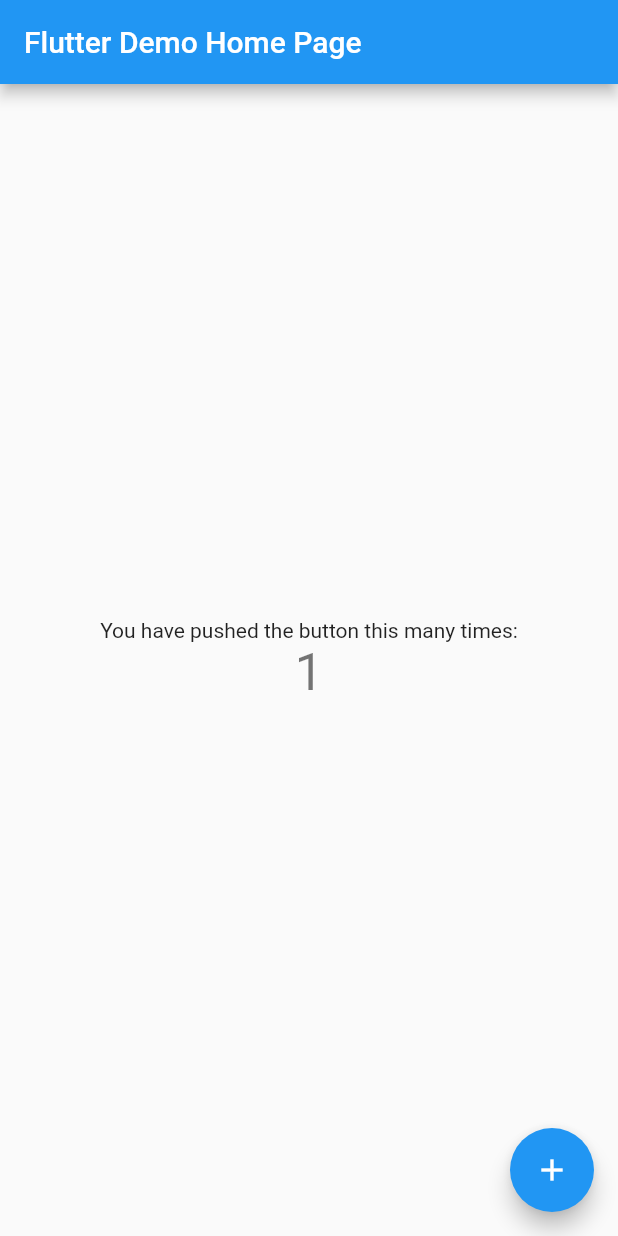
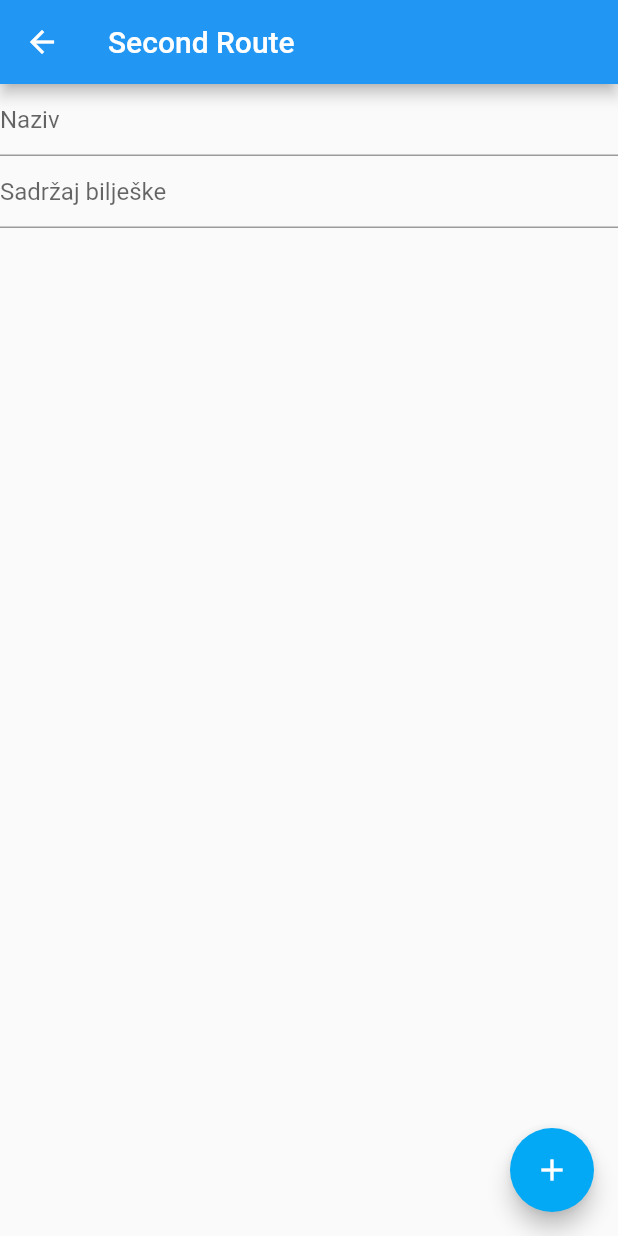
Before and after one commit to AIR-FOI-HR/AIR2005, a Flutter app: the screen it shows after launch, after a tap on the "add" icon, on a phone screen of 412 x 824 dp. Run offline on Flutter 3.47's test engine with Material 2 defaults, Android fonts, the phone set to English and light mode, and no system bars; our stand-ins replace cloud_firestore, firebase_core; accounts and stored records are empty.

Commit message:
Implementirana funkcionalnost unosa bilješki
Izrađen je UI za odabir unosa bilješke, dizajnirana  je forma za unos bilješke te je implementiran kod za tranziciju u formu i sami unos podataka u bazu.

```diff
--- a/planerify/lib/main.dart
+++ b/planerify/lib/main.dart
@@ -1,117 +1,117 @@
+import 'package:cloud_firestore/cloud_firestore.dart';
+import 'package:firebase_core/firebase_core.dart';
+import 'package:planerify/routes/addNote.dart';
 import 'package:flutter/material.dart';
 
-void main() {
+import 'models/note.dart';
+
+//void main() => runApp(MyApp());
+void main() async {
+  WidgetsFlutterBinding.ensureInitialized();
+  await Firebase.initializeApp();
   runApp(MyApp());
 }
 
 class MyApp extends StatelessWidget {
-  // This widget is the root of your application.
   @override
   Widget build(BuildContext context) {
     return MaterialApp(
-      title: 'Flutter Demo',
-      theme: ThemeData(
-        // This is the theme of your application.
-        //
-        // Try running your application with "flutter run". You'll see the
-        // application has a blue toolbar. Then, without quitting the app, try
-        // changing the primarySwatch below to Colors.green and then invoke
-        // "hot reload" (press "r" in the console where you ran "flutter run",
-        // or simply save your changes to "hot reload" in a Flutter IDE).
-        // Notice that the counter didn't reset back to zero; the application
-        // is not restarted.
-        primarySwatch: Colors.blue,
-        // This makes the visual density adapt to the platform that you run
-        // the app on. For desktop platforms, the controls will be smaller and
-        // closer together (more dense) than on mobile platforms.
-        visualDensity: VisualDensity.adaptivePlatformDensity,
-      ),
-      home: MyHomePage(title: 'Flutter Demo Home Page'),
+      routes: {
+        EditNote.routeName: (context) => EditNote()
+    },
+      title: 'Bilješke',
+      home: MyHomePage(),
     );
   }
 }
 
 class MyHomePage extends StatefulWidget {
-  MyHomePage({Key key, this.title}) : super(key: key);
-
-  // This widget is the home page of your application. It is stateful, meaning
-  // that it has a State object (defined below) that contains fields that affect
-  // how it looks.
-
-  // This class is the configuration for the state. It holds the values (in this
-  // case the title) provided by the parent (in this case the App widget) and
-  // used by the build method of the State. Fields in a Widget subclass are
-  // always marked "final".
-
-  final String title;
-
   @override
-  _MyHomePageState createState() => _MyHomePageState();
+  _MyHomePageState createState() {
+    return _MyHomePageState();
+  }
 }
 
 class _MyHomePageState extends State<MyHomePage> {
-  int _counter = 0;
-
-  void _incrementCounter() {
-    setState(() {
-      // This call to setState tells the Flutter framework that something has
-      // changed in this State, which causes it to rerun the build method below
-      // so that the display can reflect the updated values. If we changed
-      // _counter without calling setState(), then the build method would not be
-      // called again, and so nothing would appear to happen.
-      _counter++;
-    });
+  @override
+  Widget build(BuildContext context) {
+    return Scaffold(
+      appBar: AppBar(title: Text('Popis korisnika')),
+      body: _buildBody(context),
+      floatingActionButton: FloatingActionButton(
+        onPressed: () {
+          Navigator.push(
+            context,
+            MaterialPageRoute(builder: (context) => AddNote()),
+          );
+        },
+        child: Icon(Icons.add),
+        backgroundColor: Colors.lightBlue,
+      ),
+    );
   }
 
-  @override
-  Widget build(BuildContext context) {
-    // This method is rerun every time setState is called, for instance as done
-    // by the _incrementCounter method above.
-    //
-    // The Flutter framework has been optimized to make rerunning build methods
-    // fast, so that you can just rebuild anything that needs updating rather
-    // than having to individually change instances of widgets.
-    return Scaffold(
-      appBar: AppBar(
-        // Here we take the value from the MyHomePage object that was created by
-        // the App.build method, and use it to set our appbar title.
-        title: Text(widget.title),
-      ),
-      body: Center(
-        // Center is a layout widget. It takes a single child and positions it
-        // in the middle of the parent.
-        child: Column(
-          // Column is also a layout widget. It takes a list of children and
-          // arranges them vertically. By default, it sizes itself to fit its
-          // children horizontally, and tries to be as tall as its parent.
-          //
-          // Invoke "debug painting" (press "p" in the console, choose the
-          // "Toggle Debug Paint" action from the Flutter Inspector in Android
-          // Studio, or the "Toggle Debug Paint" command in Visual Studio Code)
-          // to see the wireframe for each widget.
-          //
-          // Column has various properties to control how it sizes itself and
-          // how it positions its children. Here we use mainAxisAlignment to
-          // center the children vertically; the main axis here is the vertical
-          // axis because Columns are vertical (the cross axis would be
-          // horizontal).
-          mainAxisAlignment: MainAxisAlignment.center,
-          children: <Widget>[
-            Text(
-              'You have pushed the button this many times:',
-            ),
-            Text(
-              '$_counter',
-              style: Theme.of(context).textTheme.headline4,
-            ),
-          ],
-        ),
-      ),
-      floatingActionButton: FloatingActionButton(
-        onPressed: _incrementCounter,
-        tooltip: 'Increment',
-        child: Icon(Icons.add),
-      ), // This trailing comma makes auto-formatting nicer for build methods.
+  Widget _buildBody(BuildContext context) {
+    return StreamBuilder<QuerySnapshot>(
+      stream: FirebaseFirestore.instance.collection('note-01').snapshots(),
+      builder: (context, snapshot) {
+        if (!snapshot.hasData) return LinearProgressIndicator();
+
+        return _buildList(context, snapshot.data.docs);
+      },
     );
   }
+
+  Widget _buildList(BuildContext context, List<DocumentSnapshot> snapshot) {
+    return ListView(
+      padding: const EdgeInsets.only(top: 20.0),
+      children: snapshot.map((data) => _buildListItem(context, data)).toList(),
+    );
+  }
+
+  Widget _buildListItem(BuildContext context, DocumentSnapshot data) {
+    final note = Note.fromSnapshot(data);
+    return Padding(
+      key: ValueKey(note.id),
+      padding: const EdgeInsets.symmetric(horizontal: 16.0, vertical: 8.0),
+      child: Container(
+        decoration: BoxDecoration(
+          border: Border.all(color: Colors.grey),
+          borderRadius: BorderRadius.circular(5.0),
+        ),
+        child: ListTile(
+          title: Text(note.nazivBiljeske),
+          onTap: () => Navigator.pushNamed(context, EditNote.routeName, arguments: note)
+          )
+        ),
+      );
+  }
 }
+
+void _buildDialog(context, selectedObject)
+{
+    // set up the button
+    Widget okButton = FlatButton(
+      child: Text(""),
+      onPressed: () {
+        Navigator.pop(context);
+      },
+    );
+
+    // set up the AlertDialog
+    AlertDialog alert = AlertDialog(
+      title: Text(selectedObject.id),
+      content: Text(selectedObject.nazivBiljeske),
+      actions: [
+        okButton,
+      ],
+    );
+
+    // show the dialog
+    showDialog(
+      context: context,
+      builder: (BuildContext context) {
+        return alert;
+      },
+    );
+}
--- /dev/null
+++ b/planerify/lib/models/note.dart
@@ -0,0 +1,23 @@
+
+
+import 'package:cloud_firestore/cloud_firestore.dart';
+
+class Note{
+  final String id;
+  String nazivBiljeske;
+  String sadrzajBiljeske;
+  final DocumentReference reference;
+
+  Note.fromMap(Map<String, dynamic> map, {this.reference})
+      : assert(map['Naziv'] != null,
+        map['Sadržaj'] != null),
+        id= reference.id,
+        nazivBiljeske = map['Naziv'],
+        sadrzajBiljeske = map['Sadržaj'];
+
+  Note.fromSnapshot(DocumentSnapshot snapshot)
+      : this.fromMap(snapshot.data(), reference: snapshot.reference);
+
+  @override
+  String toString() => "Record<$nazivBiljeske>";
+}
--- /dev/null
+++ b/planerify/lib/routes/addNote.dart
@@ -0,0 +1,106 @@
+import 'package:cloud_firestore/cloud_firestore.dart';
+import 'package:planerify/models/note.dart';
+import 'package:flutter/cupertino.dart';
+import 'package:flutter/material.dart';
+
+
+TextEditingController nazivController = TextEditingController();
+TextEditingController sadrzajController = TextEditingController();
+
+class AddNote extends StatelessWidget {
+  @override
+  Widget build(BuildContext context) {
+    nazivController.clear();
+    sadrzajController.clear();
+    return Scaffold(
+      appBar: AppBar(
+        title: Text("Second Route"),
+      ),
+      body:
+      Column(
+        crossAxisAlignment: CrossAxisAlignment.start,
+        mainAxisSize: MainAxisSize.min,
+        children: <Widget>[
+          TextField(
+            decoration: InputDecoration(
+              hintText: 'Naziv'
+          ),
+            controller: nazivController,
+        ),
+          TextField(
+            decoration: InputDecoration(
+                hintText: 'Sadržaj bilješke'
+            ),
+             controller: sadrzajController,
+        ),
+
+        ],
+      ),
+      floatingActionButton: FloatingActionButton(
+        onPressed: () {
+          addNewNote(context);
+        },
+        child: Icon(Icons.add),
+        backgroundColor: Colors.lightBlue,
+      ),
+
+    );
+  }
+}
+
+class EditNote extends StatelessWidget {
+  static const routeName = '/editNote';
+  @override
+  Widget build(BuildContext context) {
+    Note editingNote = ModalRoute.of(context).settings.arguments;
+    nazivController.text = editingNote.nazivBiljeske;
+    sadrzajController.text = editingNote.sadrzajBiljeske;
+    return Scaffold(
+      appBar: AppBar(
+        title: Text("Second Route"),
+      ),
+      body:
+      Column(
+        crossAxisAlignment: CrossAxisAlignment.start,
+        mainAxisSize: MainAxisSize.min,
+        children: <Widget>[
+          TextField(
+            decoration: InputDecoration(
+                hintText: 'Naziv'
+            ),
+            controller: nazivController,
+          ),
+          TextField(
+            decoration: InputDecoration(
+                hintText: 'Sadržaj bilješke'
+            ),
+            controller: sadrzajController,
+          ),
+
+        ],
+      ),
+      floatingActionButton: FloatingActionButton(
+        onPressed: () {
+          addNewNote(context);
+        },
+        child: Icon(Icons.add),
+        backgroundColor: Colors.lightBlue,
+      ),
+
+    );
+  }
+}
+
+addNewNote(BuildContext context) {
+    final firestoreInstance = FirebaseFirestore.instance;
+    firestoreInstance.collection("note-01").add(
+        {
+          "Naziv": nazivController.text,
+          "Sadržaj": sadrzajController.text
+        }).then((value){
+      print(value.id);
+    });
+    Navigator.pop(context);
+    nazivController.clear();
+    sadrzajController.clear();
+  }
--- a/planerify/pubspec.yaml
+++ b/planerify/pubspec.yaml
@@ -23,6 +23,9 @@ environment:
 dependencies:
   flutter:
     sdk: flutter
+  cloud_firestore: ^0.14.2
+  firebase_core: ^0.5.1
+  provider: ^4.0.2
 
 
   # The following adds the Cupertino Icons font to your application.
```
Also changed, not shown: planerify/pubspec.lock, 4 other files.
